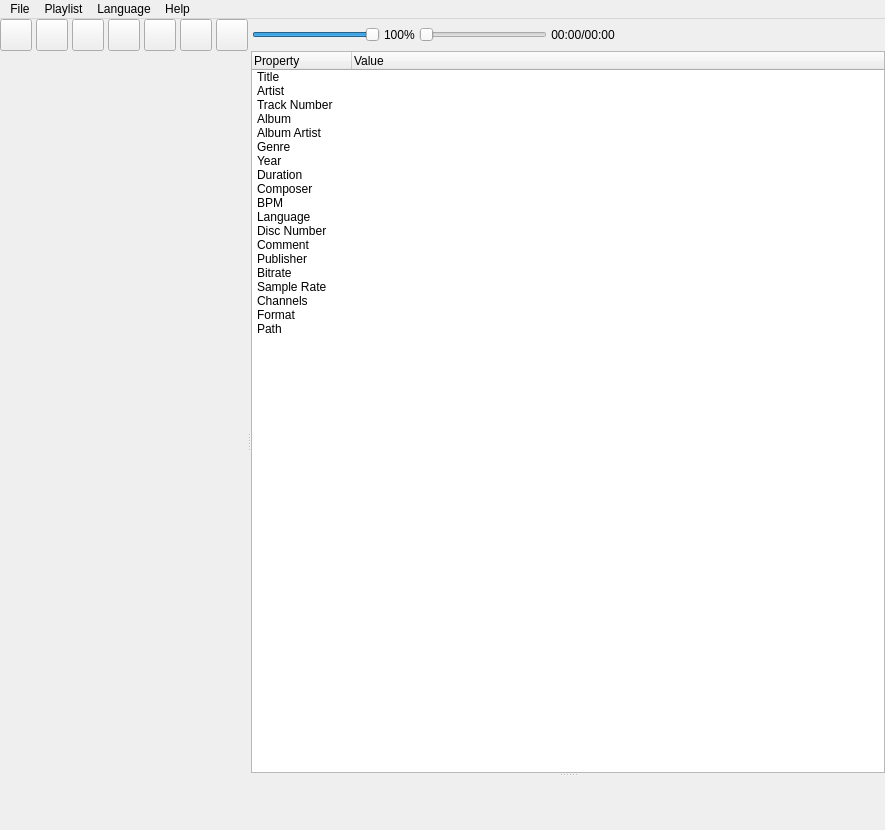
Old version of the form src/MainWindow/MainWindow.ui in the repository savannstm/revolutionary-audio-player.
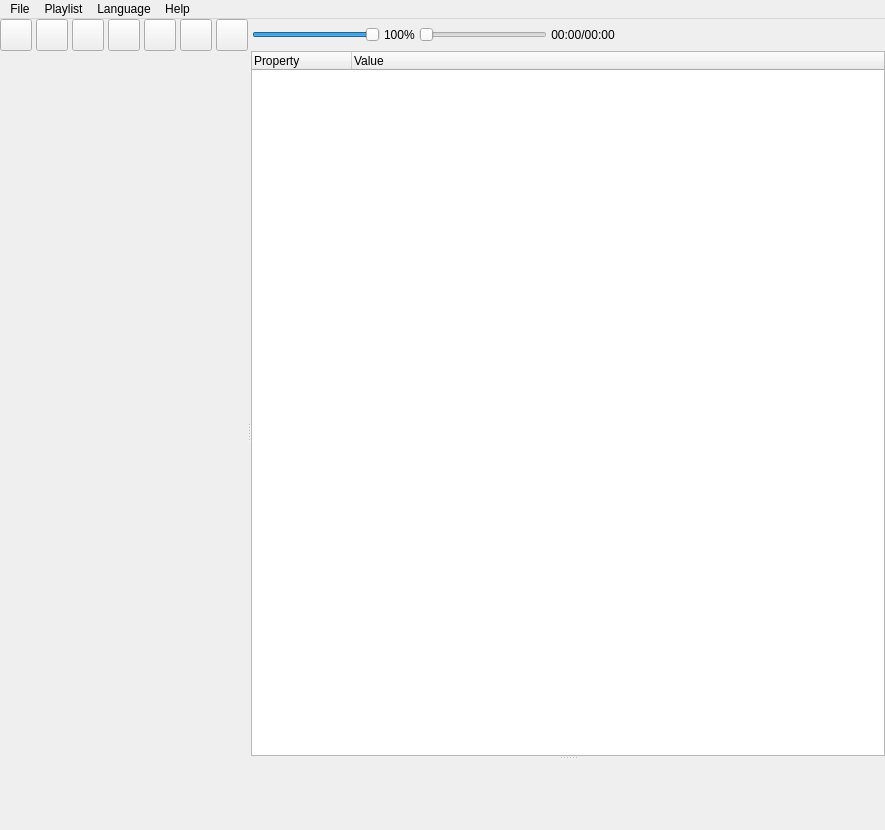
New version of the form. Icons and pictures are not drawn. Custom widgets are drawn as their Qt base class.

What changed in the file:
```diff
--- a/src/MainWindow/MainWindow.ui
+++ b/src/MainWindow/MainWindow.ui
@@ -436,7 +436,7 @@
         </widget>
        </item>
        <item>
-        <widget class="QLabel" name="progressLabel">
+        <widget class="ProgressLabel" name="progressLabel">
          <property name="sizePolicy">
           <sizepolicy hsizetype="Fixed" vsizetype="Fixed">
            <horstretch>0</horstretch>
@@ -546,104 +546,6 @@
           <string>Value</string>
          </property>
         </column>
-        <item>
-         <property name="text">
-          <string>Title</string>
-         </property>
-        </item>
-        <item>
-         <property name="text">
-          <string>Artist</string>
-         </property>
-        </item>
-        <item>
-         <property name="text">
-          <string>Track Number</string>
-         </property>
-        </item>
-        <item>
-         <property name="text">
-          <string>Album</string>
-         </property>
-        </item>
-        <item>
-         <property name="text">
-          <string>Album Artist</string>
-         </property>
-        </item>
-        <item>
-         <property name="text">
-          <string>Genre</string>
-         </property>
-        </item>
-        <item>
-         <property name="text">
-          <string>Year</string>
-         </property>
-        </item>
-        <item>
-         <property name="text">
-          <string>Duration</string>
-         </property>
-        </item>
-        <item>
-         <property name="text">
-          <string>Composer</string>
-         </property>
-         <property name="text">
-          <string/>
-         </property>
-        </item>
-        <item>
-         <property name="text">
-          <string>BPM</string>
-         </property>
-        </item>
-        <item>
-         <property name="text">
-          <string>Language</string>
-         </property>
-        </item>
-        <item>
-         <property name="text">
-          <string>Disc Number</string>
-         </property>
-        </item>
-        <item>
-         <property name="text">
-          <string>Comment</string>
-         </property>
-        </item>
-        <item>
-         <property name="text">
-          <string>Publisher</string>
-         </property>
-        </item>
-        <item>
-         <property name="text">
-          <string>Bitrate</string>
-         </property>
-        </item>
-        <item>
-         <property name="text">
-          <string>Sample Rate</string>
-         </property>
-        </item>
-        <item>
-         <property name="text">
-          <string>Channels</string>
-         </property>
-        </item>
-        <item>
-         <property name="text">
-          <string>Format</string>
-         </property>
-        </item>
-        <item>
-         <property name="text">
-          <string>Path</string>
-         </property>
-        </item>
        </widget>
        <widget class="ScaledLabel" name="dockCoverLabel">
         <property name="sizePolicy">
@@ -670,7 +572,7 @@
      <x>0</x>
      <y>0</y>
      <width>885</width>
-     <height>33</height>
+     <height>30</height>
     </rect>
    </property>
    <widget class="QMenu" name="menuFile">
@@ -692,6 +594,7 @@
     </property>
     <addaction name="actionAbout"/>
     <addaction name="actionDocumentation"/>
+    <addaction name="actionCheckForUpdates"/>
    </widget>
    <widget class="QMenu" name="menuPlaylist">
     <property name="title">
@@ -716,6 +619,11 @@
    <addaction name="menuLanguage"/>
    <addaction name="menuAbout"/>
   </widget>
+  <widget class="QStatusBar" name="statusBar">
+   <property name="sizeGripEnabled">
+    <bool>false</bool>
+   </property>
+  </widget>
   <action name="actionOpenFile">
    <property name="text">
     <string>Open File</string>
@@ -848,6 +756,11 @@
     <string>Visualizer</string>
    </property>
   </action>
+  <action name="actionCheckForUpdates">
+   <property name="text">
+    <string>Check For Updates</string>
+   </property>
+  </action>
  </widget>
  <customwidgets>
   <customwidget>
@@ -882,6 +795,11 @@
    <header>DockWidget.hpp</header>
    <container>1</container>
   </customwidget>
+  <customwidget>
+   <class>ProgressLabel</class>
+   <extends>QLabel</extends>
+   <header>ProgressLabel.hpp</header>
+  </customwidget>
  </customwidgets>
  <resources/>
  <connections/>
```
